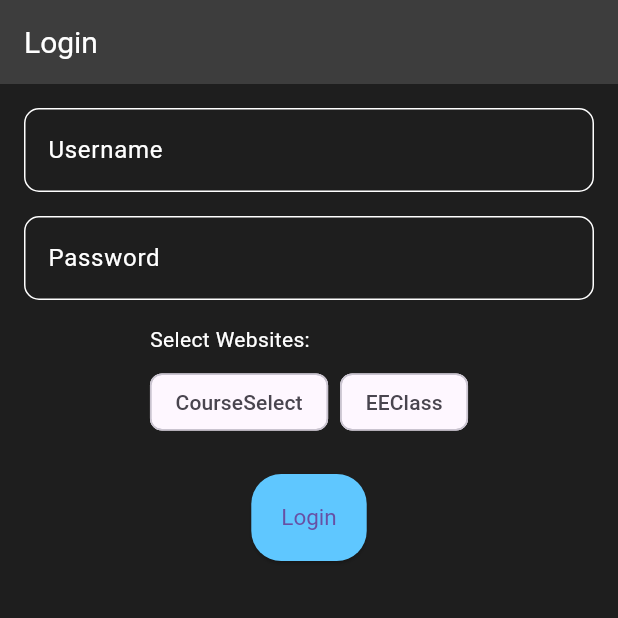
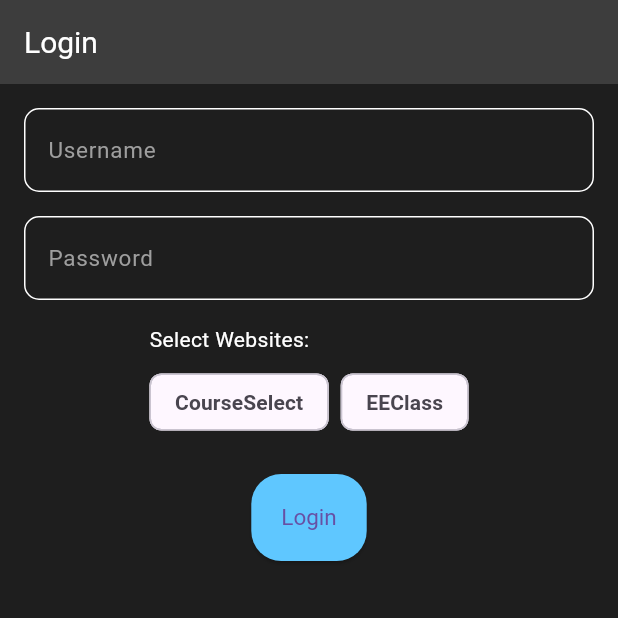
Before and after one commit to nightlan1015297/Collegenius-v2, a Flutter app: the screen it shows after launch, on a phone screen of 412 x 824 dp, the top half of it. Run offline on Flutter 3.47's test engine with Material 3 defaults, Android fonts, the phone set to English and light mode, and no system bars; our stand-ins replace cookie_jar, dio, dio_cookie_manager, either_dart, equatable, flutter_bloc and 3 more.

Commit message:
chore: add themes for buttoms
- add themes for outlined button
- adjust textstyle theme

```diff
--- a/lib/core/config/theme.dart
+++ b/lib/core/config/theme.dart
@@ -5,7 +5,6 @@ class CollegeniusTheme {
   static ThemeData get theme {
     return ThemeData(
       scaffoldBackgroundColor: const Color(0xff1e1e1e),
-
       // App bar theme
       appBarTheme: const AppBarTheme(
         color: Color(0xff3d3d3d),
@@ -30,18 +29,36 @@ class CollegeniusTheme {
       // Text Theme
       fontFamily: GoogleFonts.roboto().fontFamily,
       textTheme: const TextTheme().copyWith(
-      bodySmall: const TextStyle(color: Colors.white),
-      bodyMedium: const TextStyle(color: Colors.white),
-      bodyLarge: const TextStyle(color: Colors.white),
-      labelSmall: const TextStyle(color: Colors.white),
-      labelMedium: const TextStyle(color: Colors.white),
-      labelLarge: const TextStyle(color: Colors.white),
-      displaySmall: const TextStyle(color: Colors.white),
-      displayMedium: const TextStyle(color: Colors.white),
-      displayLarge: const TextStyle(color: Colors.white),
-      titleLarge: const TextStyle(color: Colors.white),
-      titleMedium: const TextStyle(color: Colors.white),
-      titleSmall: const TextStyle(color: Colors.white),
+        bodySmall: const TextStyle(
+            color: Colors.white, overflow: TextOverflow.ellipsis),
+        bodyMedium: const TextStyle(
+            color: Colors.white, overflow: TextOverflow.ellipsis),
+        bodyLarge: const TextStyle(
+            color: Colors.white, overflow: TextOverflow.ellipsis),
+        labelSmall: const TextStyle(
+            color: Colors.white,
+            fontWeight: FontWeight.bold,
+            overflow: TextOverflow.ellipsis),
+        labelMedium: const TextStyle(
+            color: Colors.white,
+            fontWeight: FontWeight.bold,
+            overflow: TextOverflow.ellipsis),
+        labelLarge: const TextStyle(
+            color: Colors.white,
+            fontWeight: FontWeight.bold,
+            overflow: TextOverflow.ellipsis),
+        displaySmall: const TextStyle(
+            color: Colors.white, overflow: TextOverflow.ellipsis),
+        displayMedium: const TextStyle(
+            color: Colors.white, overflow: TextOverflow.ellipsis),
+        displayLarge: const TextStyle(
+            color: Colors.white, overflow: TextOverflow.ellipsis),
+        titleLarge: const TextStyle(
+            color: Colors.white, overflow: TextOverflow.ellipsis),
+        titleMedium: const TextStyle(
+            color: Colors.white, overflow: TextOverflow.ellipsis),
+        titleSmall: const TextStyle(
+            color: Colors.white, overflow: TextOverflow.ellipsis),
       ),
 
       // icon theme
@@ -51,7 +68,7 @@ class CollegeniusTheme {
 
       // input decorations
       inputDecorationTheme: InputDecorationTheme(
-      labelStyle: const TextStyle(color: Colors.white),
+        labelStyle: const TextStyle(fontSize: 15, color: Colors.grey),
         hintStyle: const TextStyle(color: Colors.white),
         errorStyle: const TextStyle(color: Colors.red),
         border: OutlineInputBorder(
@@ -73,10 +90,10 @@ class CollegeniusTheme {
           ),
         ),
       ),
-
-    elevatedButtonTheme:  ElevatedButtonThemeData(
+      elevatedButtonTheme: ElevatedButtonThemeData(
         style: ButtonStyle(
-        backgroundColor: WidgetStateProperty.all<Color>(const Color.fromARGB(255, 95, 199, 255)),
+          backgroundColor: WidgetStateProperty.all<Color>(
+              const Color.fromARGB(255, 95, 199, 255)),
           shape: WidgetStateProperty.all<RoundedRectangleBorder>(
             const RoundedRectangleBorder(
               borderRadius: BorderRadius.all(Radius.circular(20)),
@@ -92,7 +109,57 @@ class CollegeniusTheme {
             ),
           ),
         ),
-      )
+      ),
+      outlinedButtonTheme: OutlinedButtonThemeData(
+        style: ButtonStyle(
+          backgroundColor: WidgetStateProperty.resolveWith<Color>((states) {
+            if (states.contains(WidgetState.disabled)) {
+              return Colors.grey; // Disabled color
+            }
+            return const Color.fromARGB(166, 33, 149, 243); // Regular color
+          }),
+          foregroundColor: WidgetStateProperty.resolveWith<Color>((states) {
+            if (states.contains(WidgetState.disabled)) {
+              return const Color.fromARGB(255, 94, 94, 94); // Disabled color
+            }
+            return Colors.white; // Regular color
+          }),
+          side: WidgetStateBorderSide.resolveWith((states) {
+            if (states.contains(WidgetState.disabled)) {
+              return const BorderSide(color: Colors.grey); // Disabled color
+            }
+            return const BorderSide(color: Colors.blue); // Regular color
+          }),
+          shadowColor: WidgetStateProperty.all<Color>(Colors.white),
+          shape: WidgetStateProperty.all<RoundedRectangleBorder>(
+            const RoundedRectangleBorder(
+              borderRadius: BorderRadius.all(Radius.circular(20)),
+            ),
+          ),
+          textStyle: WidgetStateProperty.all<TextStyle>(
+            const TextStyle(
+              fontSize: 12,
+            ),
+          ),
+        ),
+      ),
+      drawerTheme: const DrawerThemeData(
+        elevation: 1,
+        backgroundColor: Color(0xff3d3d3d),
+      ),
+      listTileTheme: ListTileThemeData(
+        tileColor: const Color(0xff3d3d3d),
+        contentPadding: const EdgeInsets.symmetric(horizontal: 10),
+        shape: RoundedRectangleBorder(
+          borderRadius: BorderRadius.circular(20),
+        ),
+        iconColor: Colors.white,
+        textColor: Colors.white,
+        minLeadingWidth: 50,
+        minTileHeight: 45,
+        titleTextStyle: const TextStyle(
+            color: Colors.white, fontSize: 13, fontWeight: FontWeight.w500),
+      ),
     );
   }
 }
```
Lines whose indentation alone changed are shown as unchanged.
